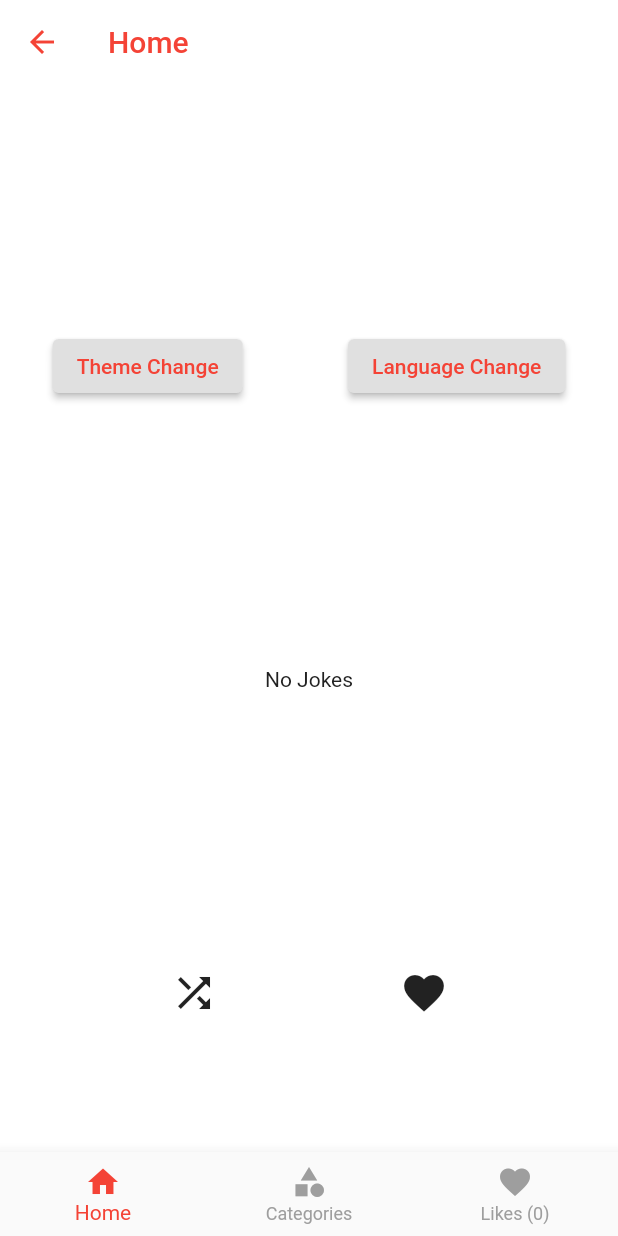
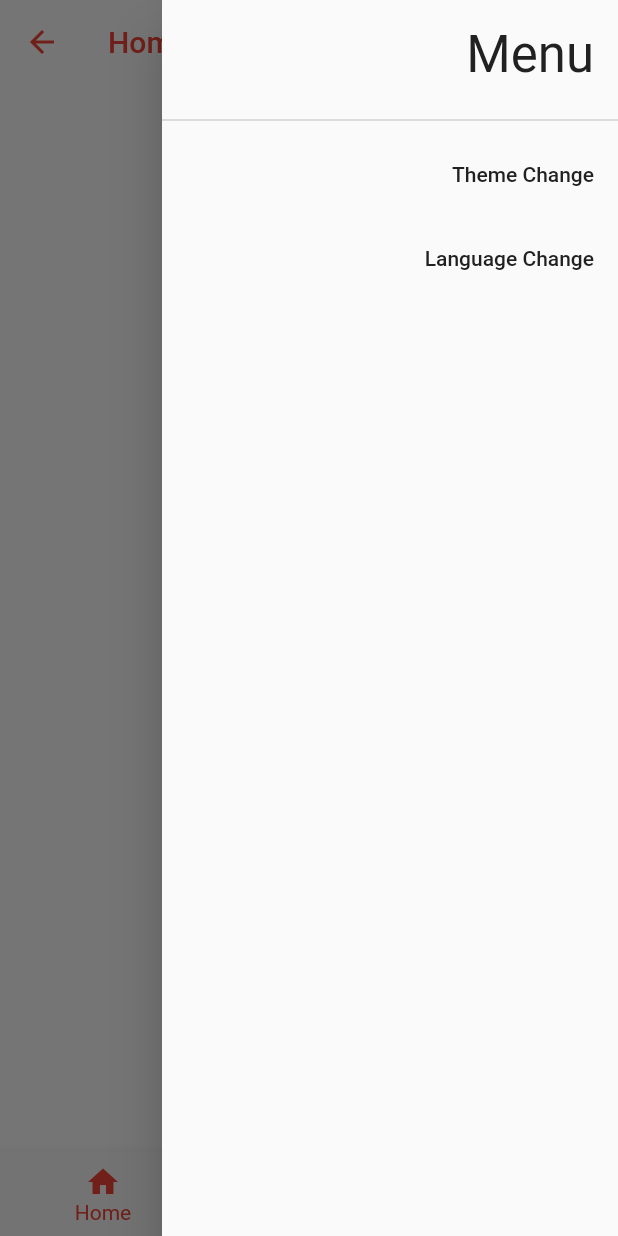
Before and after one commit to aykutonen/chuck_norris_jokes, a Flutter app: the DashboardView screen opened by its route, with the side drawer open (before the commit the screen has no drawer), on a phone screen of 412 x 824 dp. Run offline on Flutter 3.47's test engine with Material 2 defaults, Android fonts, the phone set to English and light mode, and no system bars; our stand-ins replace get, get_storage; accounts and stored records are empty; network calls fail.

Commit message:
drawer menu eklendi.

```diff
--- a/lib/core/translations/translation_en.dart
+++ b/lib/core/translations/translation_en.dart
@@ -19,5 +19,6 @@ class TranslationEN {
         'joke_detail': 'Joke Detail',
         'like': 'Like',
         'language_change': 'Language Change',
+        'menu': 'Menu',
       };
 }
--- a/lib/core/translations/translation_tr.dart
+++ b/lib/core/translations/translation_tr.dart
@@ -19,5 +19,6 @@ class TranslationTR {
         'joke_detail': 'Şaka Detayı',
         'like': 'Beğen',
         'language_change': 'Dil Değiştir',
+        'menu': 'Menü',
       };
 }
--- a/lib/views/dashboard.dart
+++ b/lib/views/dashboard.dart
@@ -1,3 +1,6 @@
+import 'dart:ui';
+
+import 'package:chuck_norris_jokes/controllers/app_controller.dart';
 import 'package:chuck_norris_jokes/controllers/dashboard_controller.dart';
 import 'package:chuck_norris_jokes/controllers/likes_controller.dart';
 import 'package:flutter/material.dart';
@@ -6,6 +9,7 @@ import 'package:get/get.dart';
 class DashboardView extends StatelessWidget {
   final ctrl = Get.put(DashboardController());
   final likeCtrl = Get.find<LikesController>();
+  final appCtrl = Get.find<AppController>();
 
   @override
   Widget build(BuildContext context) {
@@ -15,6 +19,41 @@ class DashboardView extends StatelessWidget {
       ),
       body: SafeArea(
         child: Obx(() => ctrl.currentPage),
+      ),
+      endDrawer: Drawer(
+        child: ListView(
+          children: [
+            Padding(
+              padding: const EdgeInsets.all(16.0),
+              child: Text(
+                'menu'.tr,
+                textAlign: TextAlign.end,
+                style: Get.textTheme.headline4,
+              ),
+            ),
+            Divider(),
+            ListTile(
+              title: Text(
+                'theme_change'.tr,
+                textAlign: TextAlign.end,
+              ),
+              onTap: () {
+                appCtrl.changeThemeMode();
+                Get.back();
+              },
+            ),
+            ListTile(
+              title: Text(
+                'language_change'.tr,
+                textAlign: TextAlign.end,
+              ),
+              onTap: () {
+                appCtrl.changeLanguage();
+                Get.back();
+              },
+            ),
+          ],
+        ),
       ),
       bottomNavigationBar: Obx(
         () => BottomNavigationBar(
--- a/lib/views/home.dart
+++ b/lib/views/home.dart
@@ -1,4 +1,3 @@
-import 'package:chuck_norris_jokes/controllers/app_controller.dart';
 import 'package:chuck_norris_jokes/controllers/category_controller.dart';
 import 'package:chuck_norris_jokes/controllers/home_controller.dart';
 import 'package:chuck_norris_jokes/controllers/likes_controller.dart';
@@ -9,7 +8,6 @@ class HomeView extends StatelessWidget {
   final ctrl = Get.put(HomeController());
   final catCtrl = Get.find<CategoryController>();
   final likeCtrl = Get.put(LikesController());
-  final appCtrl = Get.find<AppController>();
 
   @override
   Widget build(BuildContext context) {
@@ -31,29 +29,6 @@ class HomeView extends StatelessWidget {
                   ],
                 )
               : Container(),
-        ),
-        Row(
-          mainAxisAlignment: MainAxisAlignment.spaceAround,
-          children: [
-            ElevatedButton(
-              child: Text(
-                'theme_change'.tr,
-              ),
-              onPressed: () {
-                Get.isDarkMode
-                    ? appCtrl.changeThemeMode(ThemeMode.light)
-                    : appCtrl.changeThemeMode(ThemeMode.dark);
-              },
-            ),
-            ElevatedButton(
-              child: Text(
-                'language_change'.tr,
-              ),
-              onPressed: () {
-                appCtrl.changeLanguage(null);
-              },
-            ),
-          ],
         ),
         Container(
           height: Get.height / 4,
```
Also changed, not shown: lib/controllers/app_controller.dart (+8 -6 lines).
